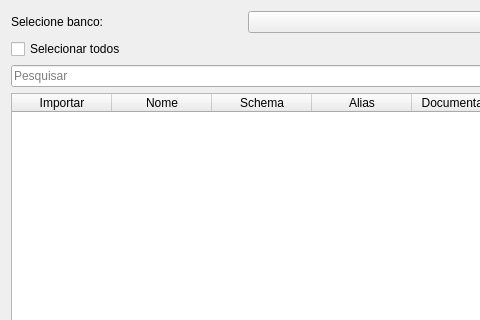
The window that uis/mImportLayers.ui (dsgoficial/SAP_Gerente) describes before a commit, drawn with Qt 5; both pictures show x 0 to 480 and y 0 to 320 of the 727 by 449 pixel window.
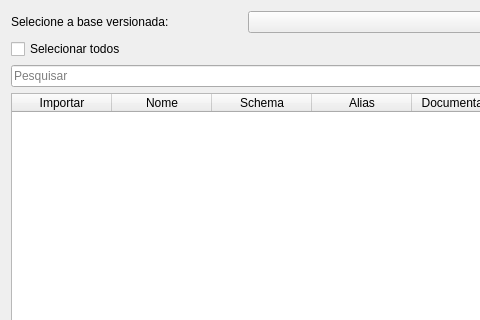
The same window after the commit.

Commit message:
2.4.0: o SAP Gerente deixa os tipos 1 a 3 de dado de produção (só base versionada)
Saem as três ações de permissão de banco (100 para 97 no painel), a escolha de tipo e de conexão PostGIS no cadastro do dado de produção, e as conexões PostgreSQL na importação de camadas. O cadastro manda tipo_dado_producao_id 4 fixo, que o servidor 3.38.0 aceita por compatibilidade.

Claude-Session: https://claude.ai/code/session_01TZFsYHRGfH3XP6KWborMsS

Patch:
```diff
--- a/uis/mImportLayers.ui
+++ b/uis/mImportLayers.ui
@@ -66,7 +66,7 @@
    <item row="0" column="0">
     <widget class="QLabel" name="label">
      <property name="text">
-      <string>Selecione banco:</string>
+      <string>Selecione a base versionada:</string>
      </property>
     </widget>
    </item>
```
The commit also changes 34 other files.
